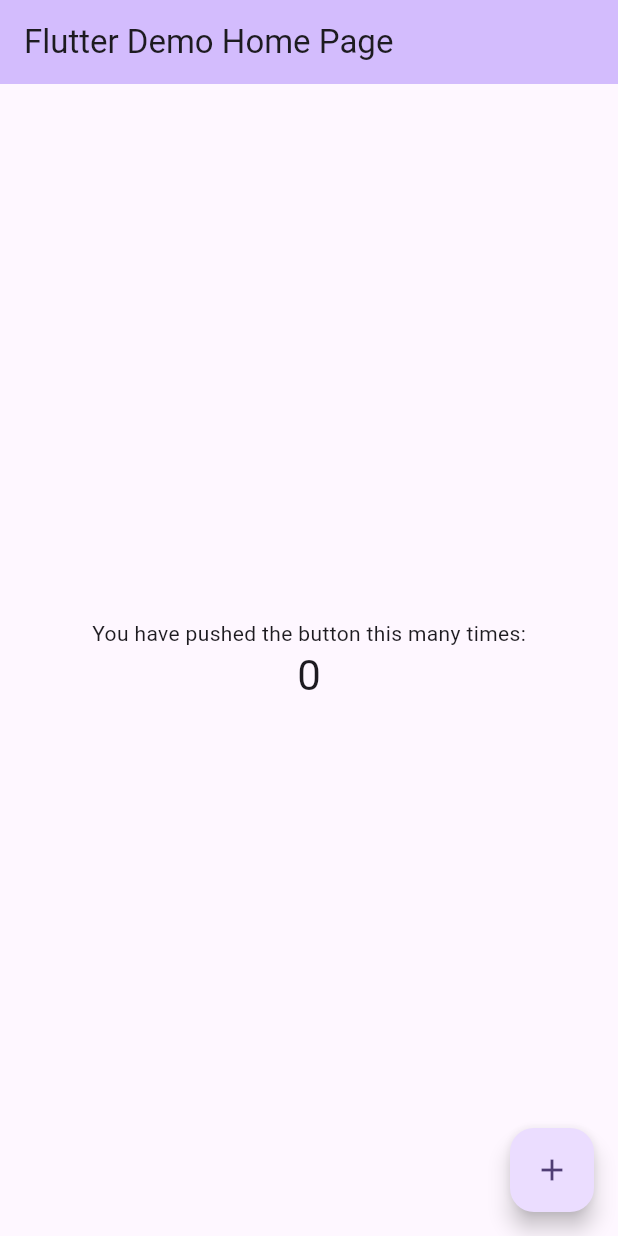
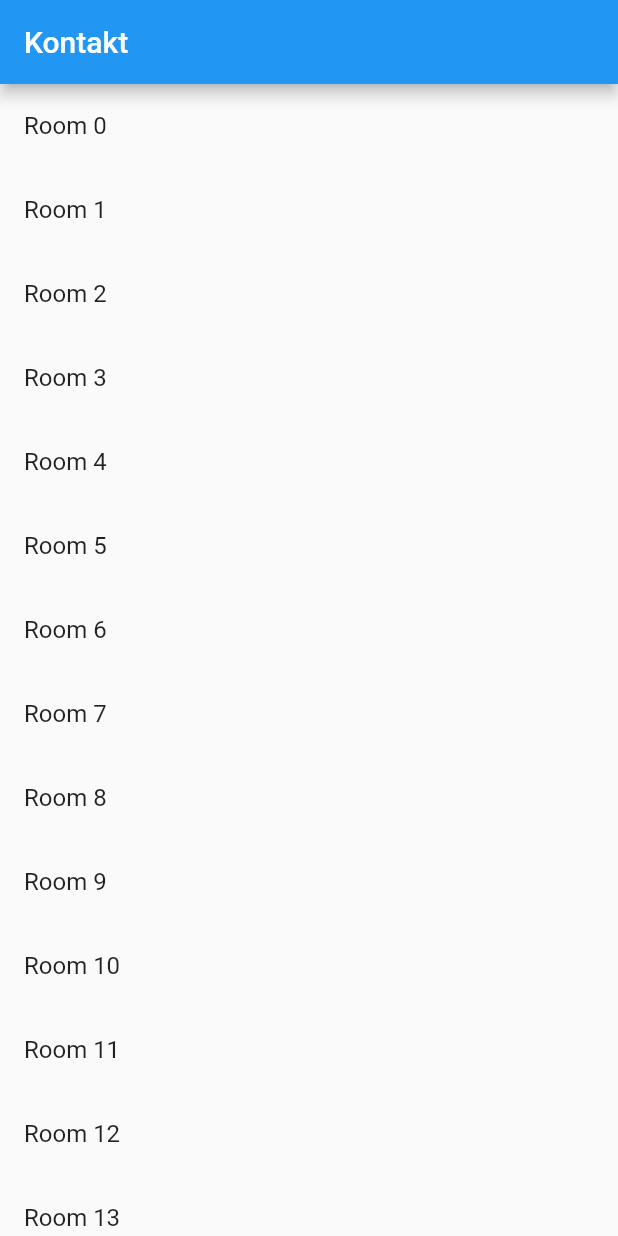
Before and after one commit to stringAhmetOzturk/kontakt, a Flutter app: the screen it shows after launch, on a phone screen of 412 x 824 dp. Run offline on Flutter 3.47's test engine with Material 2 defaults, Android fonts, the light colour scheme and no system bars; network calls fail.

Commit message:
Project updated!

```diff
--- a/app/lib/main.dart
+++ b/app/lib/main.dart
@@ -1,3 +1,4 @@
+import 'package:app/pages/room.dart';
 import 'package:flutter/material.dart';
 
 void main() {
@@ -7,119 +8,9 @@ void main() {
 class MyApp extends StatelessWidget {
   const MyApp({super.key});
 
-  // This widget is the root of your application.
   @override
   Widget build(BuildContext context) {
     return MaterialApp(
-      title: 'Flutter Demo',
-      theme: ThemeData(
-        // This is the theme of your application.
-        //
-        // TRY THIS: Try running your application with "flutter run". You'll see
-        // the application has a blue toolbar. Then, without quitting the app,
-        // try changing the seedColor in the colorScheme below to Colors.green
-        // and then invoke "hot reload" (save your changes or press the "hot
-        // reload" button in a Flutter-supported IDE, or press "r" if you used
-        // the command line to start the app).
-        //
-        // Notice that the counter didn't reset back to zero; the application
-        // state is not lost during the reload. To reset the state, use hot
-        // restart instead.
-        //
-        // This works for code too, not just values: Most code changes can be
-        // tested with just a hot reload.
-        colorScheme: ColorScheme.fromSeed(seedColor: Colors.deepPurple),
-        useMaterial3: true,
-      ),
-      home: const MyHomePage(title: 'Flutter Demo Home Page'),
-    );
+        title: 'Kontakt', debugShowCheckedModeBanner: false, home: RoomPage());
   }
 }
-
-class MyHomePage extends StatefulWidget {
-  const MyHomePage({super.key, required this.title});
-
-  // This widget is the home page of your application. It is stateful, meaning
-  // that it has a State object (defined below) that contains fields that affect
-  // how it looks.
-
-  // This class is the configuration for the state. It holds the values (in this
-  // case the title) provided by the parent (in this case the App widget) and
-  // used by the build method of the State. Fields in a Widget subclass are
-  // always marked "final".
-
-  final String title;
-
-  @override
-  State<MyHomePage> createState() => _MyHomePageState();
-}
-
-class _MyHomePageState extends State<MyHomePage> {
-  int _counter = 0;
-
-  void _incrementCounter() {
-    setState(() {
-      // This call to setState tells the Flutter framework that something has
-      // changed in this State, which causes it to rerun the build method below
-      // so that the display can reflect the updated values. If we changed
-      // _counter without calling setState(), then the build method would not be
-      // called again, and so nothing would appear to happen.
-      _counter++;
-    });
-  }
-
-  @override
-  Widget build(BuildContext context) {
-    // This method is rerun every time setState is called, for instance as done
-    // by the _incrementCounter method above.
-    //
-    // The Flutter framework has been optimized to make rerunning build methods
-    // fast, so that you can just rebuild anything that needs updating rather
-    // than having to individually change instances of widgets.
-    return Scaffold(
-      appBar: AppBar(
-        // TRY THIS: Try changing the color here to a specific color (to
-        // Colors.amber, perhaps?) and trigger a hot reload to see the AppBar
-        // change color while the other colors stay the same.
-        backgroundColor: Theme.of(context).colorScheme.inversePrimary,
-        // Here we take the value from the MyHomePage object that was created by
-        // the App.build method, and use it to set our appbar title.
-        title: Text(widget.title),
-      ),
-      body: Center(
-        // Center is a layout widget. It takes a single child and positions it
-        // in the middle of the parent.
-        child: Column(
-          // Column is also a layout widget. It takes a list of children and
-          // arranges them vertically. By default, it sizes itself to fit its
-          // children horizontally, and tries to be as tall as its parent.
-          //
-          // Column has various properties to control how it sizes itself and
-          // how it positions its children. Here we use mainAxisAlignment to
-          // center the children vertically; the main axis here is the vertical
-          // axis because Columns are vertical (the cross axis would be
-          // horizontal).
-          //
-          // TRY THIS: Invoke "debug painting" (choose the "Toggle Debug Paint"
-          // action in the IDE, or press "p" in the console), to see the
-          // wireframe for each widget.
-          mainAxisAlignment: MainAxisAlignment.center,
-          children: <Widget>[
-            const Text(
-              'You have pushed the button this many times:',
-            ),
-            Text(
-              '$_counter',
-              style: Theme.of(context).textTheme.headlineMedium,
-            ),
-          ],
-        ),
-      ),
-      floatingActionButton: FloatingActionButton(
-        onPressed: _incrementCounter,
-        tooltip: 'Increment',
-        child: const Icon(Icons.add),
-      ), // This trailing comma makes auto-formatting nicer for build methods.
-    );
-  }
-}
--- /dev/null
+++ b/app/lib/models/roomModel.dart
@@ -0,0 +1,17 @@
+class RoomModel {
+  List<Room> rooms;
+
+  RoomModel({
+    required this.rooms,
+  });
+}
+
+class Room {
+  int id;
+  String roomName;
+
+  Room({
+    required this.id,
+    required this.roomName,
+  });
+}
--- /dev/null
+++ b/app/lib/pages/room.dart
@@ -0,0 +1,46 @@
+import 'package:app/widgets/roomCard.dart';
+import 'package:flutter/material.dart';
+import 'package:http/http.dart' as http;
+
+class RoomPage extends StatefulWidget {
+  const RoomPage({super.key});
+
+  @override
+  State<RoomPage> createState() => _RoomPageState();
+}
+
+class _RoomPageState extends State<RoomPage> {
+  @override
+  void initState() {
+    // TODO: implement initState
+    super.initState();
+    fetchRooms();
+  }
+
+  Future<void> fetchRooms() async {
+    try {
+      var res = await http
+          .get(Uri.parse("http://10.0.2.2:5001/api/rooms/getAllRoom"));
+      if (res.statusCode == 200) {
+        // RoomModel.fromJson(res.body);
+      } else {
+        print("Response error!");
+      }
+    } catch (e) {
+      print(e);
+    }
+  }
+
+  @override
+  Widget build(BuildContext context) {
+    return Scaffold(
+        appBar: AppBar(
+          title: Text("Kontakt"),
+        ),
+        body: ListView.builder(
+            itemCount: 50,
+            itemBuilder: (context, index) => RoomCard(
+                  roomId: index,
+                )));
+  }
+}
--- /dev/null
+++ b/app/lib/widgets/roomCard.dart
@@ -0,0 +1,15 @@
+import 'package:flutter/material.dart';
+
+class RoomCard extends StatelessWidget {
+  final int roomId;
+  const RoomCard({super.key, required this.roomId});
+
+  @override
+  Widget build(BuildContext context) {
+    return InkWell(
+      child: ListTile(
+        title: Text("Room ${roomId}"),
+      ),
+    );
+  }
+}
--- a/app/pubspec.yaml
+++ b/app/pubspec.yaml
@@ -35,6 +35,7 @@ dependencies:
   # The following adds the Cupertino Icons font to your application.
   # Use with the CupertinoIcons class for iOS style icons.
   cupertino_icons: ^1.0.2
+  http: ^1.1.0
 
 dev_dependencies:
   flutter_test:
```
Also changed, not shown: app/pubspec.lock, 9 other files.
